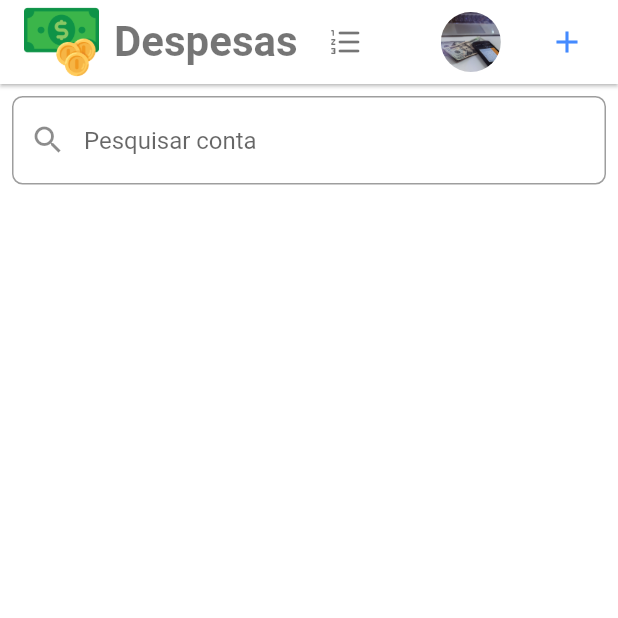
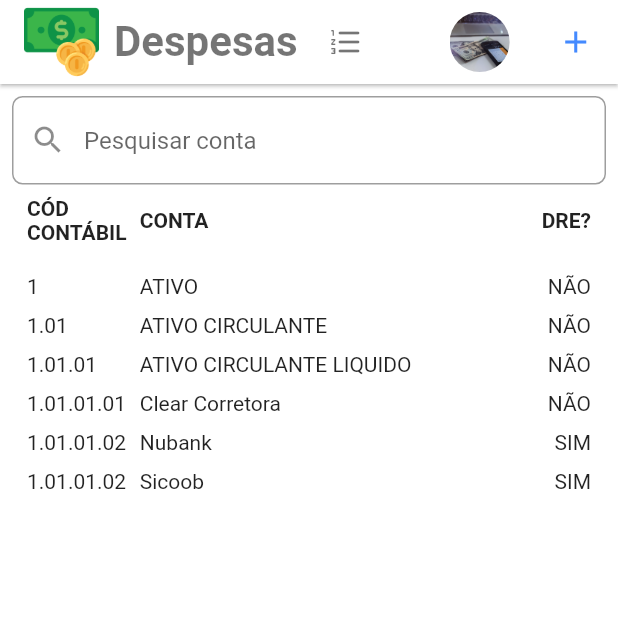
Before and after one commit to FelipeGutjahr/despesas_app, a Flutter app: the screen it shows after launch, after a tap on the "format list numbered" icon, on a phone screen of 412 x 824 dp, the top half of it. Run offline on Flutter 3.47's test engine with Material 2 defaults, Android fonts, the light colour scheme and no system bars; our stand-ins replace flutter_mobx, flutter_modular, mobx, rxdart; missing offline and left inert: easy_mask; generated files the repository leaves out were written again.

Commit message:
Adicionado listagem de contas no plano de contas

```diff
--- a/lib/app/model/plano_model.dart
+++ b/lib/app/model/plano_model.dart
@@ -2,17 +2,20 @@ class PlanoModel {
   String codContabil;
   String nome;
   bool dre;
+  bool aceitalanc;
 
   PlanoModel({
     this.codContabil,
     this.nome,
-    this.dre
+    this.dre,
+    this.aceitalanc,
   });
 
   PlanoModel.fromJson(Map<String, dynamic> json) {
     this.codContabil = json['cod_contabil'];
     this.nome = json['nome'];
     this.dre = json['dre'];
+    this.aceitalanc = json['aceita_lanc'];
   }
 
   Map<String, dynamic> toJson() {
@@ -20,6 +23,7 @@ class PlanoModel {
     data['cod_contabil'] = this.codContabil;
     data['nome'] = this.nome;
     data['dre'] = this.dre;
+    data['aceita_lanc'] = this.aceitalanc;
     return data;
   }
 }
--- a/lib/app/pages/body_plano/body_plano_controller.dart
+++ b/lib/app/pages/body_plano/body_plano_controller.dart
@@ -19,8 +19,8 @@ abstract class _BodyPlanoController with Store {
     PlanoModel(codContabil: '1.01', nome: 'ATIVO CIRCULANTE', dre: false),
     PlanoModel(codContabil: '1.01.01', nome: 'ATIVO CIRCULANTE LIQUIDO', dre: false),
     PlanoModel(codContabil: '1.01.01.01', nome: 'Clear Corretora', dre: false),
-    PlanoModel(codContabil: '1.01.01.02', nome: 'Nubank', dre: false),
-    PlanoModel(codContabil: '1.01.01.02', nome: 'Sicoob', dre: false)
+    PlanoModel(codContabil: '1.01.01.02', nome: 'Nubank', dre: true),
+    PlanoModel(codContabil: '1.01.01.02', nome: 'Sicoob', dre: true)
   ];
 
   findAll() async {
--- a/lib/app/pages/body_plano/body_plano_page.dart
+++ b/lib/app/pages/body_plano/body_plano_page.dart
@@ -15,8 +15,16 @@ class BodyPlanoPage extends StatelessWidget {
         child: Container(
           alignment: Alignment.topCenter,
           padding: EdgeInsets.all(8),
+          //tamanho será a metade da tela e de no minimo 800
           width: MediaQuery.of(context).size.width * 0.5 < 800 ? 800 : MediaQuery.of(context).size.width * 0.5,
-          child: Column(
+          child: getColumn(context)
+        ),
+      ),
+    );
+  }
+
+  Widget getColumn(BuildContext context) {
+    return Column(
       children: [
         CustonWidget.getTextFormField(
           context: context,
@@ -40,24 +48,84 @@ class BodyPlanoPage extends StatelessWidget {
                 )
               );
             } else {
-                    return getTile(snapshot.data);
+              return Column(
+                children: [
+                  Padding(
+                    padding: const EdgeInsets.symmetric(horizontal: 10),
+                    child: Row(
+                      children: [
+                        Expanded(
+                          flex: 2,
+                          child: Text(
+                            'CÓD CONTÁBIL',
+                            style: TextStyle(
+                              fontWeight: FontWeight.bold,
+                            ),
+                          )
+                        ),
+                        Expanded(
+                          flex: 7,
+                          child: Text(
+                            'CONTA',
+                            style: TextStyle(
+                              fontWeight: FontWeight.bold,
+                            ),
+                          )
+                        ),
+                        Expanded(
+                          flex: 1,
+                          child: Container(
+                            alignment: Alignment.centerRight,
+                            child: Text(
+                              'DRE?',
+                              style: TextStyle(
+                                fontWeight: FontWeight.bold,
+                              ),
+                            ),
+                          )
+                        ),
+                      ],
+                    ),
+                  ),
+                  getTile(snapshot.data)
+                ],
+              );
             }
           }
         )
       ],
-          ),
-        ),
-      ),
     );
   }
 
   Widget getTile(List<PlanoModel> contas) {
-    return Column(
+    return Padding(
+      padding: const EdgeInsets.all(10),
+      child: Column(
         children: contas.map((e) => Column(
           children: [
-          //TODO: implementar listagem de contas do plano de contas
+            SizedBox(height: 10),
+            Row(
+              children: [
+                Expanded(
+                  flex: 2,
+                  child: Text(e.codContabil),
+                ),
+                Expanded(
+                  flex: 7,
+                  child: Text(e.nome),
+                ),
+                Expanded(
+                  flex: 1,
+                  child: Container(
+                    alignment: Alignment.centerRight,
+                    child: Text(e.dre ? 'SIM' : 'NÃO')
+                  ),
+                )
+              ],
+            )
           ],
         )).toList(),
+      ),
     );
   }
 }
--- a/lib/app/pages/home/home_page.dart
+++ b/lib/app/pages/home/home_page.dart
@@ -93,7 +93,7 @@ class _HomePageState extends State<HomePage> {
           onPressed: () => null,
           style: ButtonStyle(
             elevation: MaterialStateProperty.all(0),
-            backgroundColor: MaterialStateProperty.all(Colors.white)
+            backgroundColor: MaterialStateProperty.all(Colors.transparent)
           ),
           child: Container(
             width: 40,
@@ -112,7 +112,7 @@ class _HomePageState extends State<HomePage> {
           icon: Icon(Icons.add, color: Colors.blueAccent),
           onPressed: () => homeController.drawerKey.currentState.openEndDrawer(),
         ),
-        Padding(padding: EdgeInsets.only(right: 10))
+        SizedBox(width: MediaQuery.of(context).size.width * 0.01),
       ],
     );
   }
```
Lines whose indentation alone changed are shown as unchanged.
